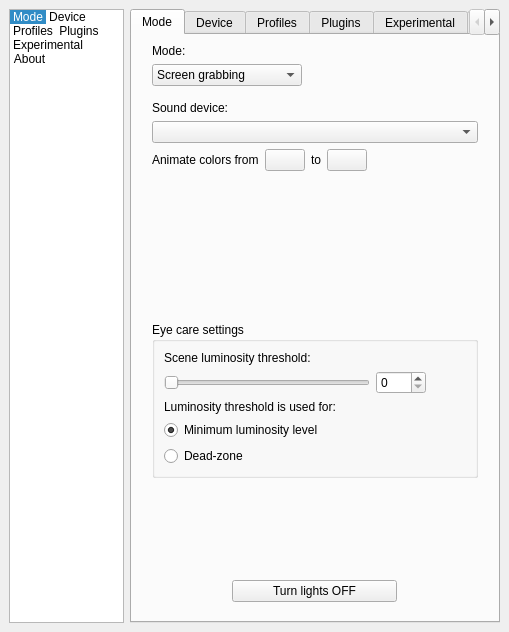
The window that Software/src/SettingsWindow.ui (woodenshark/Lightpack) describes before a commit, drawn with Qt 5.
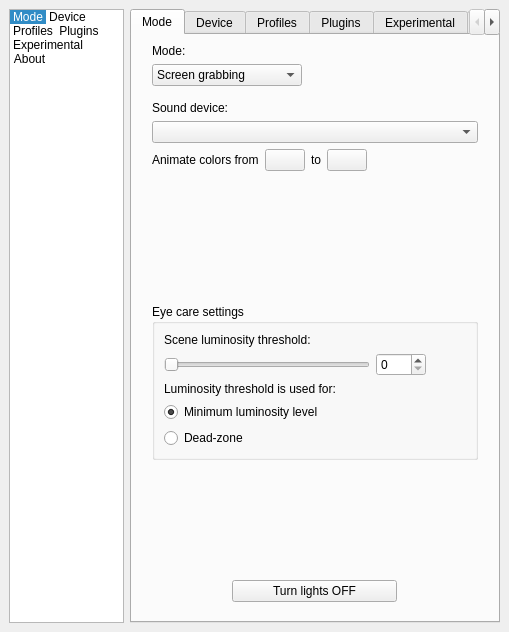
The same window after the commit. The open tabs and pages were chosen to show the change. Icons and pictures are not drawn. Custom widgets are drawn as their Qt base class.

The edit to the form file:
```diff
--- a/Software/src/SettingsWindow.ui
+++ b/Software/src/SettingsWindow.ui
@@ -672,7 +672,7 @@
               <property name="sizeHint" stdset="0">
                <size>
                 <width>20</width>
-                <height>136</height>
+                <height>40</height>
                </size>
               </property>
              </spacer>
```
